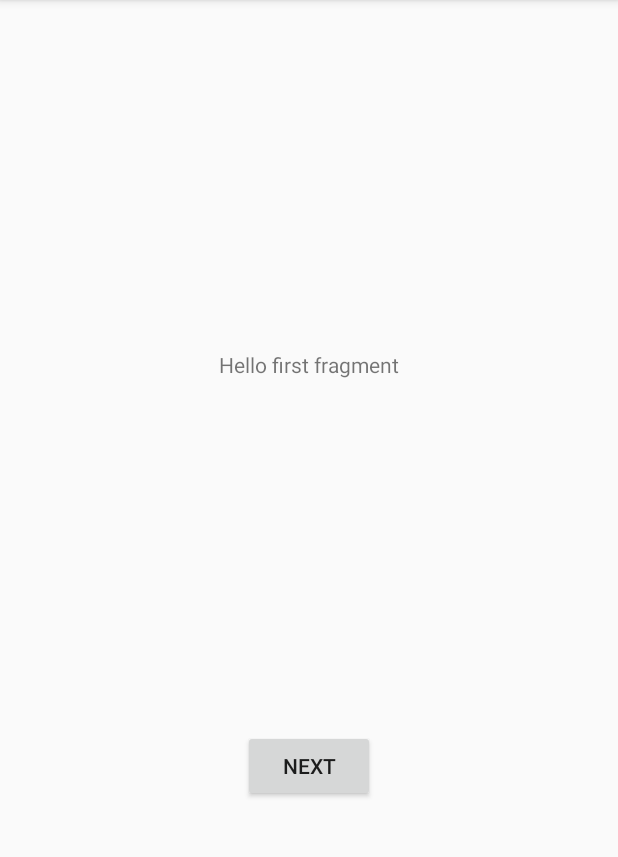
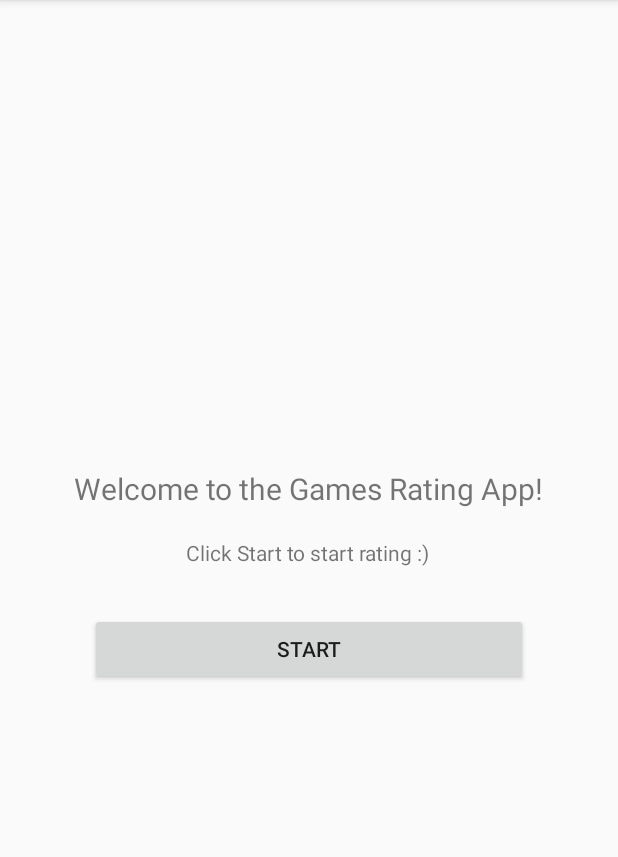
Before and after one commit to Sebaszjuh/MadLevel3Task1, an Android app: the screen it shows after launch (MainActivity), on a phone screen of 412 x 824 dp, the part 84-941 px from its top. Run offline under Robolectric (Android 15) with nearby library versions, the phone set to English and light mode, and no system bars.

Commit message:
Layout and strings added. On click listener on start fragment

```diff
--- a/app/src/main/java/com/example/madlevel3task1/StartFragment.kt
+++ b/app/src/main/java/com/example/madlevel3task1/StartFragment.kt
@@ -7,6 +7,7 @@ import android.view.View
 import android.view.ViewGroup
 import android.widget.Button
 import androidx.navigation.fragment.findNavController
+import kotlinx.android.synthetic.main.fragment_start.*
 
 /**
  * A simple [Fragment] subclass as the default destination in the navigation.
@@ -23,7 +24,11 @@ class StartFragment : Fragment() {
 
     override fun onViewCreated(view: View, savedInstanceState: Bundle?) {
         super.onViewCreated(view, savedInstanceState)
-
+        btnStart.setOnClickListener {
+            findNavController().navigate(
+                R.id.action_startFragment_to_ratingFragment
+            )
+        }
 
     }
 }
--- a/app/src/main/res/layout/fragment_start.xml
+++ b/app/src/main/res/layout/fragment_start.xml
@@ -7,22 +7,44 @@
     tools:context=".StartFragment">
 
     <TextView
-        android:id="@+id/textview_first"
+        android:id="@+id/welcomeMessage"
         android:layout_width="wrap_content"
         android:layout_height="wrap_content"
-        android:text="@string/hello_first_fragment"
-        app:layout_constraintBottom_toTopOf="@id/button_first"
+        android:layout_marginTop="60dp"
+        android:layout_marginBottom="6dp"
+        android:text="@string/welcome"
+        android:textSize="20sp"
+        app:layout_constraintBottom_toTopOf="@+id/welcomeMessage2"
         app:layout_constraintEnd_toEndOf="parent"
         app:layout_constraintStart_toStartOf="parent"
-        app:layout_constraintTop_toTopOf="parent" />
+        app:layout_constraintTop_toTopOf="parent"
+        app:layout_constraintVertical_chainStyle="packed" />
 
     <Button
-        android:id="@+id/button_first"
+        android:id="@+id/btnStart"
+        android:layout_width="0dp"
+        android:layout_height="wrap_content"
+        android:layout_marginStart="60dp"
+        android:layout_marginTop="15dp"
+        android:layout_marginEnd="60dp"
+        android:layout_marginBottom="60dp"
+        android:text="@string/start"
+        app:layout_constraintBottom_toBottomOf="parent"
+        app:layout_constraintEnd_toEndOf="parent"
+        app:layout_constraintHorizontal_bias="0.5"
+        app:layout_constraintStart_toStartOf="parent"
+        app:layout_constraintTop_toBottomOf="@+id/welcomeMessage2" />
+
+    <TextView
+        android:id="@+id/welcomeMessage2"
         android:layout_width="wrap_content"
         android:layout_height="wrap_content"
-        android:text="@string/next"
-        app:layout_constraintBottom_toBottomOf="parent"
+        android:layout_marginTop="13dp"
+        android:layout_marginBottom="15dp"
+        android:text="@string/welcome2"
+        app:layout_constraintBottom_toTopOf="@+id/btnStart"
         app:layout_constraintEnd_toEndOf="parent"
+        app:layout_constraintHorizontal_bias="0.497"
         app:layout_constraintStart_toStartOf="parent"
-        app:layout_constraintTop_toBottomOf="@id/textview_first" />
+        app:layout_constraintTop_toBottomOf="@+id/welcomeMessage" />
 </androidx.constraintlayout.widget.ConstraintLayout>
--- a/app/src/main/res/values/strings.xml
+++ b/app/src/main/res/values/strings.xml
@@ -4,9 +4,12 @@
     <!-- Strings used for fragments for navigation -->
     <string name="first_fragment_label">First Fragment</string>
     <string name="second_fragment_label">Second Fragment</string>
-    <string name="next">Next</string>
+    <string name="start">Start</string>
     <string name="previous">Previous</string>
 
-    <string name="hello_first_fragment">Hello first fragment</string>
+    <string name="welcome">Welcome to the Games Rating App!</string>
+    <string name="welcome2">Click Start to start rating :)</string>
     <string name="hello_second_fragment">Hello second fragment. Arg: %1$s</string>
+    <string name="rateGame">Rate the following game from 1 to 5 stars!</string>
+    <string name="summary">To summary</string>
 </resources>
```
Also changed, not shown: app/src/main/res/layout/fragment_rating.xml (+46 -8 lines).
